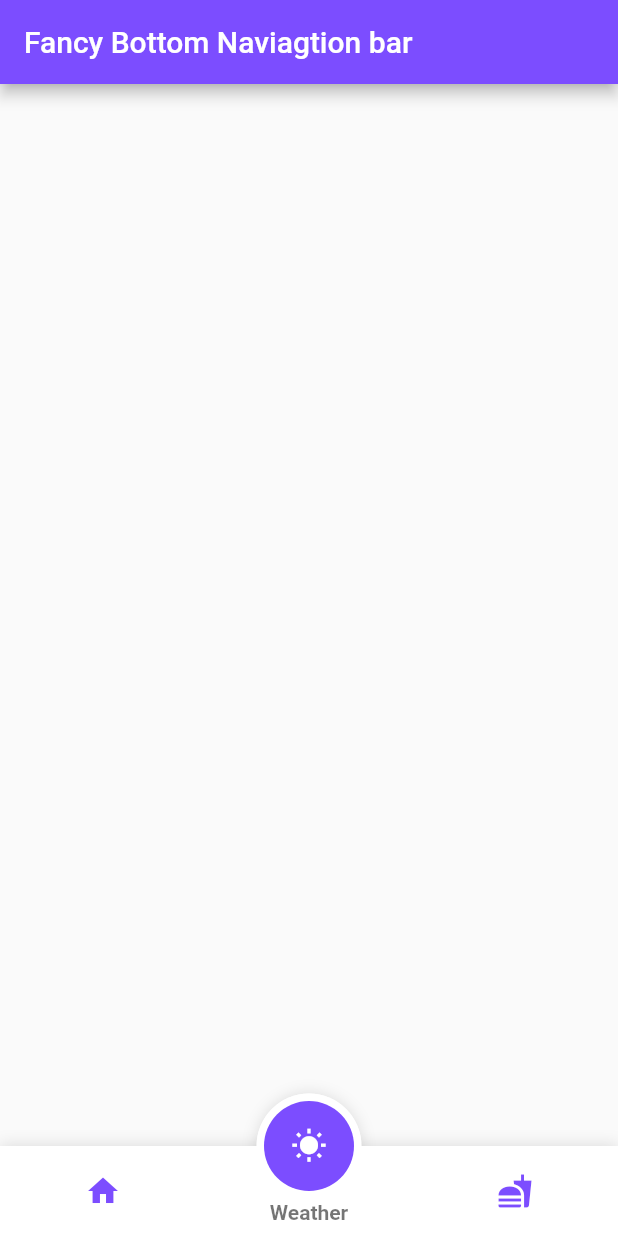
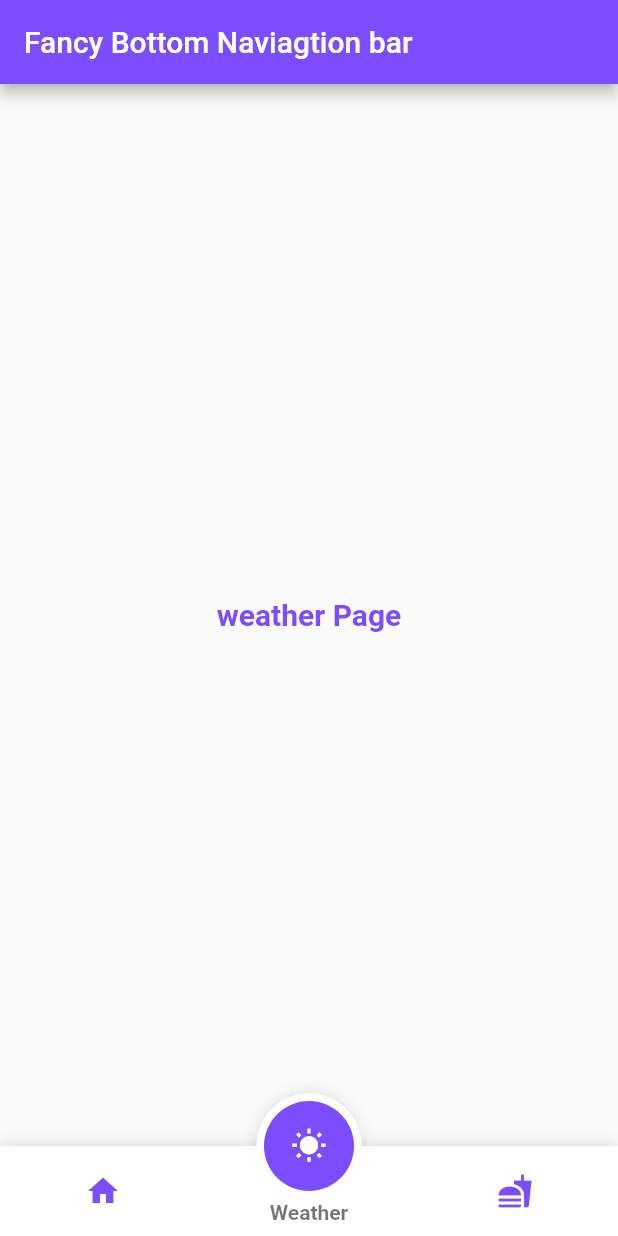
Before and after one commit to archanapunitha/animated_navigation_bar, a Flutter app: the screen it shows after launch, item 2 of the bottom bar chosen, on a phone screen of 412 x 824 dp. Run offline on Flutter 3.47's test engine with Material 2 defaults, Android fonts, the phone set to English and light mode, and no system bars; drawn by our look-alikes of fancy_bottom_navigation.

Commit message:
update weather page

```diff
--- a/lib/Weather.dart
+++ b/lib/Weather.dart
@@ -3,6 +3,16 @@ import 'package:flutter/material.dart';
 class Weather extends StatelessWidget {
   @override
   Widget build(BuildContext context) {
-    return Container();
+    return Center(
+      child: Container(
+        child: Text("weather Page",
+          style: TextStyle(
+            color: Colors.deepPurpleAccent,
+            fontSize: 20.0,
+            fontWeight: FontWeight.bold,
+          ),),
+        padding: EdgeInsets.all(10.0),
+      ),
+    );
   }
 }
```
